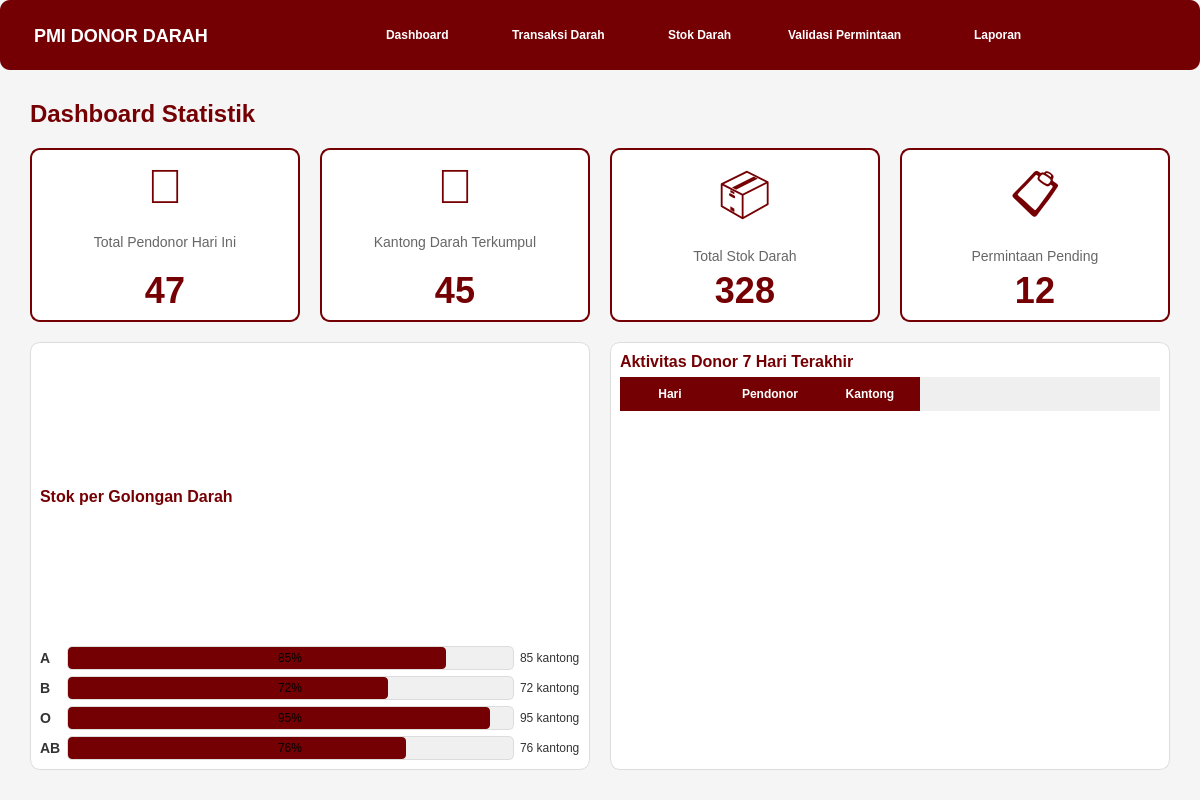
Qt form Tugas UTS/dasboardpetugas.ui (Syakir003/P9) before a commit.
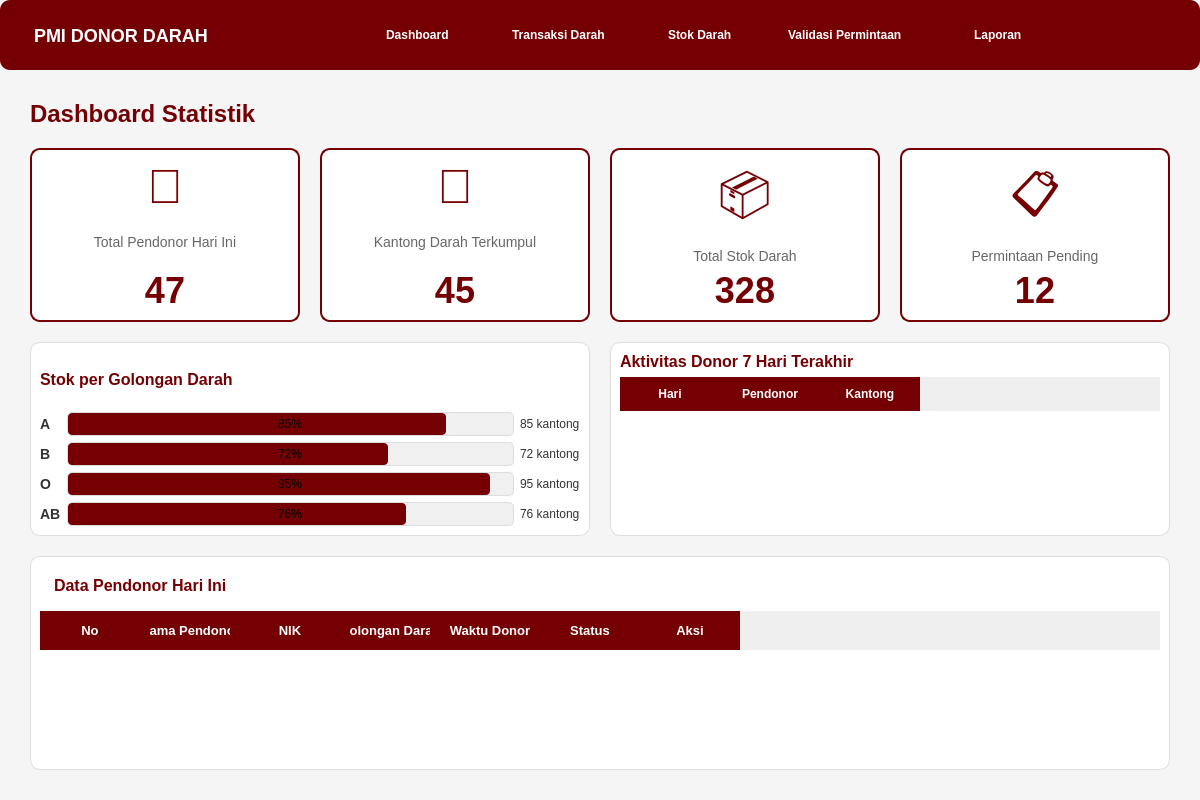
The same form after that commit.

The edit to the form file:
```diff
--- a/Tugas UTS/dasboardpetugas.ui
+++ b/Tugas UTS/dasboardpetugas.ui
@@ -717,6 +717,103 @@
           </item>
          </layout>
         </item>
+        <item>
+         <widget class="QFrame" name="framePendonorHariIni">
+          <property name="styleSheet">
+           <string notr="true">
+QFrame#framePendonorHariIni {
+    background-color: white;
+    border: 1px solid #ddd;
+}
+           </string>
+          </property>
+          <property name="frameShape">
+           <enum>QFrame::StyledPanel</enum>
+          </property>
+          <layout class="QVBoxLayout" name="verticalLayout_9">
+           <item>
+            <widget class="QLabel" name="lblPendonorHariIni">
+             <property name="styleSheet">
+              <string notr="true">font-size: 16px; font-weight: bold; color: #750003; padding: 10px;</string>
+             </property>
+             <property name="text">
+              <string>Data Pendonor Hari Ini</string>
+             </property>
+            </widget>
+           </item>
+           <item>
+            <widget class="QTableWidget" name="tablePendonorHariIni">
+             <property name="styleSheet">
+              <string notr="true">
+QTableWidget {
+    border: none;
+    background-color: white;
+    gridline-color: #f0f0f0;
+}
+QHeaderView::section {
+    background-color: #750003;
+    color: white;
+    padding: 10px;
+    border: none;
+    font-weight: bold;
+    font-size: 13px;
+}
+QTableWidget::item {
+    padding: 10px;
+    border-bottom: 1px solid #f0f0f0;
+}
+QTableWidget::item:selected {
+    background-color: #ffeaea;
+    color: #333333;
+}
+              </string>
+             </property>
+             <property name="alternatingRowColors">
+              <bool>true</bool>
+             </property>
+             <property name="selectionBehavior">
+              <enum>QAbstractItemView::SelectRows</enum>
+             </property>
+             <column>
+              <property name="text">
+               <string>No</string>
+              </property>
+             </column>
+             <column>
+              <property name="text">
+               <string>Nama Pendonor</string>
+              </property>
+             </column>
+             <column>
+              <property name="text">
+               <string>NIK</string>
+              </property>
+             </column>
+             <column>
+              <property name="text">
+               <string>Golongan Darah</string>
+              </property>
+             </column>
+             <column>
+              <property name="text">
+               <string>Waktu Donor</string>
+              </property>
+             </column>
+             <column>
+              <property name="text">
+               <string>Status</string>
+              </property>
+             </column>
+             <column>
+              <property name="text">
+               <string>Aksi</string>
+              </property>
+             </column>
+            </widget>
+           </item>
+          </layout>
+         </widget>
+        </item>
        </layout>
       </widget>
      </widget>
```
